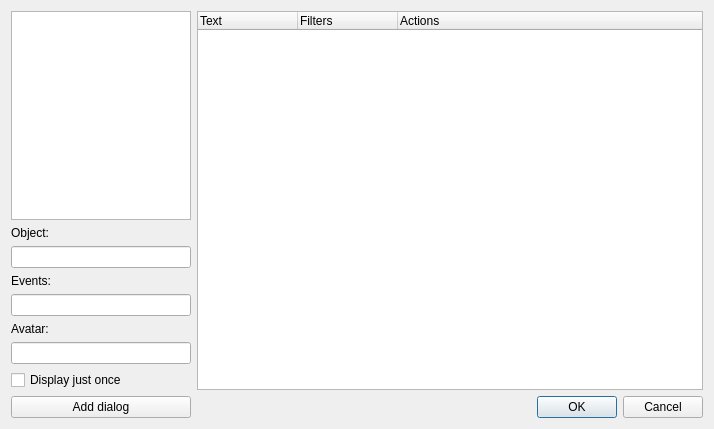
jankaluza/universe-traders, file editor/DialogEditor.ui: the form before one commit.
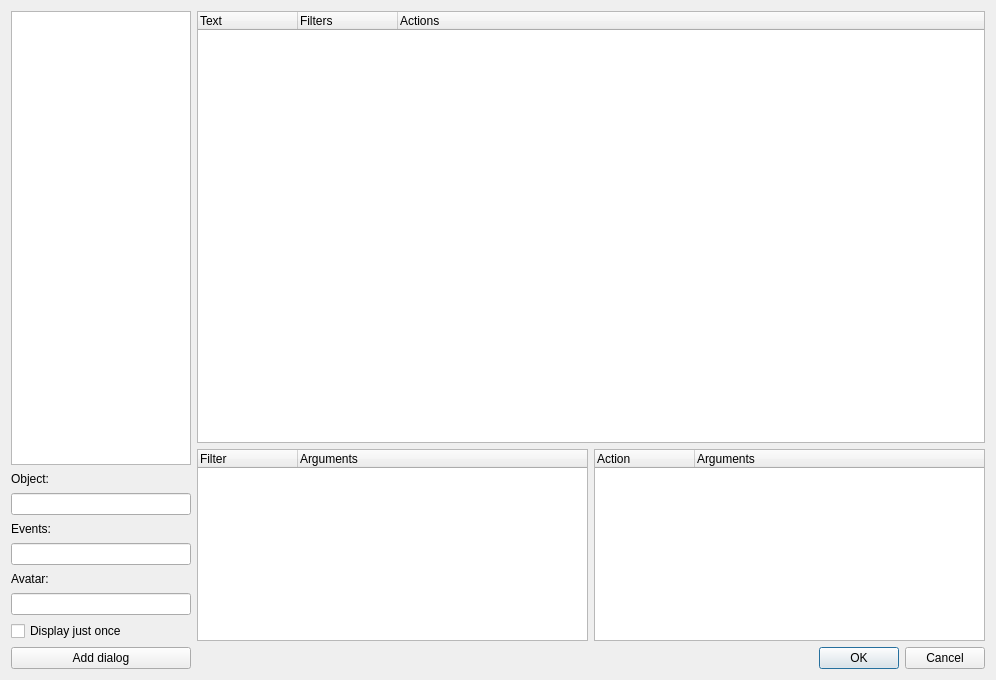
The form after the commit.

Commit message: Better UI for editing actions/filters in dialogs

What changed in the file:
```diff
--- a/editor/DialogEditor.ui
+++ b/editor/DialogEditor.ui
@@ -6,16 +6,16 @@
    <rect>
     <x>0</x>
     <y>0</y>
-    <width>714</width>
-    <height>429</height>
+    <width>996</width>
+    <height>680</height>
    </rect>
   </property>
   <property name="windowTitle">
    <string>Dialogs</string>
   </property>
   <layout class="QGridLayout" name="gridLayout">
-   <item row="4" column="0">
-    <widget class="QLineEdit" name="events">
+   <item row="0" column="0" rowspan="2">
+    <widget class="QListWidget" name="dialogs">
      <property name="maximumSize">
       <size>
        <width>180</width>
@@ -24,14 +24,7 @@
      </property>
     </widget>
    </item>
-   <item row="1" column="0">
-    <widget class="QLabel" name="label_3">
-     <property name="text">
-      <string>Object:</string>
-     </property>
-    </widget>
-   </item>
-   <item row="0" column="1" rowspan="8">
+   <item row="0" column="1" colspan="2">
     <widget class="QTreeWidget" name="dialog">
      <property name="contextMenuPolicy">
       <enum>Qt::CustomContextMenu</enum>
@@ -71,14 +64,100 @@
      </column>
     </widget>
    </item>
+   <item row="1" column="1" rowspan="8">
+    <widget class="QTreeWidget" name="filters">
+     <property name="contextMenuPolicy">
+      <enum>Qt::ActionsContextMenu</enum>
+     </property>
+     <property name="dragEnabled">
+      <bool>true</bool>
+     </property>
+     <property name="dragDropMode">
+      <enum>QAbstractItemView::InternalMove</enum>
+     </property>
+     <property name="defaultDropAction">
+      <enum>Qt::MoveAction</enum>
+     </property>
+     <column>
+      <property name="text">
+       <string>Filter</string>
+      </property>
+     </column>
+     <column>
+      <property name="text">
+       <string>Arguments</string>
+      </property>
+     </column>
+    </widget>
+   </item>
+   <item row="1" column="2" rowspan="8">
+    <widget class="QTreeWidget" name="actions">
+     <property name="contextMenuPolicy">
+      <enum>Qt::ActionsContextMenu</enum>
+     </property>
+     <property name="dragEnabled">
+      <bool>true</bool>
+     </property>
+     <property name="dragDropMode">
+      <enum>QAbstractItemView::InternalMove</enum>
+     </property>
+     <property name="defaultDropAction">
+      <enum>Qt::MoveAction</enum>
+     </property>
+     <column>
+      <property name="text">
+       <string>Action</string>
+      </property>
+     </column>
+     <column>
+      <property name="text">
+       <string>Arguments</string>
+      </property>
+     </column>
+    </widget>
+   </item>
+   <item row="2" column="0">
+    <widget class="QLabel" name="label_3">
+     <property name="text">
+      <string>Object:</string>
+     </property>
+    </widget>
+   </item>
+   <item row="3" column="0">
+    <widget class="QLineEdit" name="object">
+     <property name="maximumSize">
+      <size>
+       <width>180</width>
+       <height>16777215</height>
+      </size>
+     </property>
+    </widget>
+   </item>
+   <item row="4" column="0">
+    <widget class="QLabel" name="label_2">
+     <property name="text">
+      <string>Events:</string>
+     </property>
+    </widget>
+   </item>
    <item row="5" column="0">
+    <widget class="QLineEdit" name="events">
+     <property name="maximumSize">
+      <size>
+       <width>180</width>
+       <height>16777215</height>
+      </size>
+     </property>
+    </widget>
+   </item>
+   <item row="6" column="0">
     <widget class="QLabel" name="label">
      <property name="text">
       <string>Avatar:</string>
      </property>
     </widget>
    </item>
-   <item row="6" column="0">
+   <item row="7" column="0">
     <widget class="QLineEdit" name="avatar">
      <property name="maximumSize">
       <size>
@@ -88,7 +167,21 @@
      </property>
     </widget>
    </item>
-   <item row="8" column="1">
+   <item row="8" column="0">
+    <widget class="QCheckBox" name="once">
+     <property name="text">
+      <string>Display just once</string>
+     </property>
+    </widget>
+   </item>
+   <item row="9" column="0">
+    <widget class="QPushButton" name="add">
+     <property name="text">
+      <string>Add dialog</string>
+     </property>
+    </widget>
+   </item>
+   <item row="9" column="1" colspan="2">
     <widget class="QDialogButtonBox" name="buttonBox">
      <property name="orientation">
       <enum>Qt::Horizontal</enum>
@@ -98,47 +191,6 @@
      </property>
     </widget>
    </item>
-   <item row="7" column="0">
-    <widget class="QCheckBox" name="once">
-     <property name="text">
-      <string>Display just once</string>
-     </property>
-    </widget>
-   </item>
-   <item row="8" column="0">
-    <widget class="QPushButton" name="add">
-     <property name="text">
-      <string>Add dialog</string>
-     </property>
-    </widget>
-   </item>
-   <item row="3" column="0">
-    <widget class="QLabel" name="label_2">
-     <property name="text">
-      <string>Events:</string>
-     </property>
-    </widget>
-   </item>
-   <item row="0" column="0">
-    <widget class="QListWidget" name="dialogs">
-     <property name="maximumSize">
-      <size>
-       <width>180</width>
-       <height>16777215</height>
-      </size>
-     </property>
-    </widget>
-   </item>
-   <item row="2" column="0">
-    <widget class="QLineEdit" name="object">
-     <property name="maximumSize">
-      <size>
-       <width>180</width>
-       <height>16777215</height>
-      </size>
-     </property>
-    </widget>
-   </item>
   </layout>
  </widget>
  <resources/>
```
The commit also changes 3 other files.
